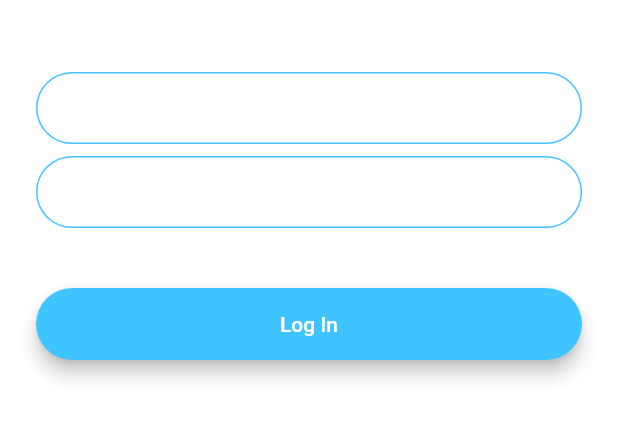
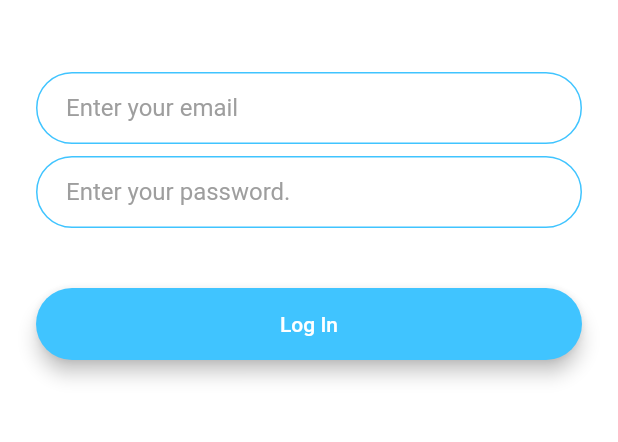
Before and after one commit to srockstech/first_chat, a Flutter app: the screen it shows after launch, after a tap on "Log In", on a phone screen of 412 x 824 dp, the part 576-1018 px from its top. Run offline on Flutter 3.47's test engine with Material 2 defaults, Android fonts, the phone set to English and light mode, and no system bars.

Commit message:
Added curved animation to the animation controller

```diff
--- a/lib/main.dart
+++ b/lib/main.dart
@@ -10,6 +10,7 @@ class FlashChat extends StatelessWidget {
   @override
   Widget build(BuildContext context) {
     return MaterialApp(
+      debugShowCheckedModeBanner: false,
       theme: ThemeData.dark().copyWith(
         textTheme: TextTheme(
           bodyText1: TextStyle(color: Colors.black54),
--- a/lib/screens/login_screen.dart
+++ b/lib/screens/login_screen.dart
@@ -33,6 +33,7 @@ class _LoginScreenState extends State<LoginScreen> {
               },
               decoration: InputDecoration(
                 hintText: 'Enter your email',
+                hintStyle: TextStyle(color: Colors.grey),
                 contentPadding:
                     EdgeInsets.symmetric(vertical: 10.0, horizontal: 20.0),
                 border: OutlineInputBorder(
@@ -59,6 +60,7 @@ class _LoginScreenState extends State<LoginScreen> {
               },
               decoration: InputDecoration(
                 hintText: 'Enter your password.',
+                hintStyle: TextStyle(color: Colors.grey),
                 contentPadding:
                     EdgeInsets.symmetric(vertical: 10.0, horizontal: 20.0),
                 border: OutlineInputBorder(
--- a/lib/screens/registration_screen.dart
+++ b/lib/screens/registration_screen.dart
@@ -33,6 +33,7 @@ class _RegistrationScreenState extends State<RegistrationScreen> {
               },
               decoration: InputDecoration(
                 hintText: 'Enter your email',
+                hintStyle: TextStyle(color: Colors.grey),
                 contentPadding:
                     EdgeInsets.symmetric(vertical: 10.0, horizontal: 20.0),
                 border: OutlineInputBorder(
@@ -57,6 +58,7 @@ class _RegistrationScreenState extends State<RegistrationScreen> {
               },
               decoration: InputDecoration(
                 hintText: 'Enter your password',
+                hintStyle: TextStyle(color: Colors.grey),
                 contentPadding:
                     EdgeInsets.symmetric(vertical: 10.0, horizontal: 20.0),
                 border: OutlineInputBorder(
--- a/lib/screens/welcome_screen.dart
+++ b/lib/screens/welcome_screen.dart
@@ -12,6 +12,7 @@ class WelcomeScreen extends StatefulWidget {
 class _WelcomeScreenState extends State<WelcomeScreen>
     with SingleTickerProviderStateMixin {
   AnimationController controller;
+  Animation animation;
   @override
   void initState() {
     super.initState();
@@ -21,8 +22,10 @@ class _WelcomeScreenState extends State<WelcomeScreen>
       duration: Duration(
         seconds: 1,
       ),
-      upperBound: 88,
+      upperBound: 0.88,
     );
+
+    animation = CurvedAnimation(parent: controller, curve: Curves.ease);
 
     controller.forward();
 
@@ -47,7 +50,7 @@ class _WelcomeScreenState extends State<WelcomeScreen>
                   tag: 'logo',
                   child: Container(
                     child: Image.asset('images/logo.png'),
-                    height: controller.value,
+                    height: animation.value * 100,
                   ),
                 ),
                 Text(
@@ -55,8 +58,7 @@ class _WelcomeScreenState extends State<WelcomeScreen>
                   style: TextStyle(
                     fontSize: 45.0,
                     fontWeight: FontWeight.w900,
-                    color:
-                        Colors.grey[600].withOpacity(controller.value / 100.0),
+                    color: Colors.grey[600].withOpacity(animation.value),
                   ),
                 ),
               ],
```
